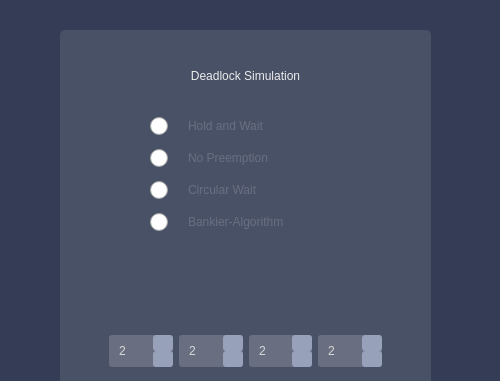
breathTake/Deadlocks-Algorithm-Simulation, file DeadLocks-Final-Test/Dialogs/startdialog.ui: the form before one commit; both pictures show x 0 to 500 and y 0 to 381 of the 500 by 600 pixel window.
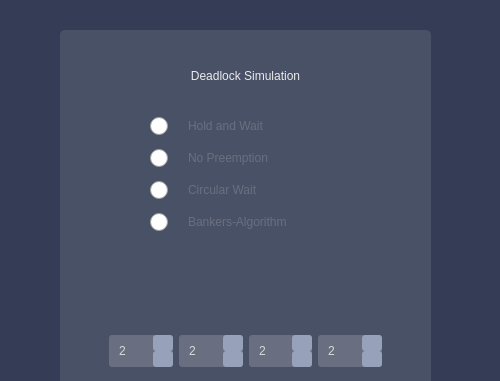
The form after the commit. Icons and pictures are not drawn.

The edit to the form file:
```diff
--- a/DeadLocks-Final-Test/Dialogs/startdialog.ui
+++ b/DeadLocks-Final-Test/Dialogs/startdialog.ui
@@ -192,7 +192,7 @@
 </string>
       </property>
       <property name="text">
-       <string>Bankier-Algorithm</string>
+       <string>Bankers-Algorithm</string>
       </property>
      </widget>
     </item>
```
